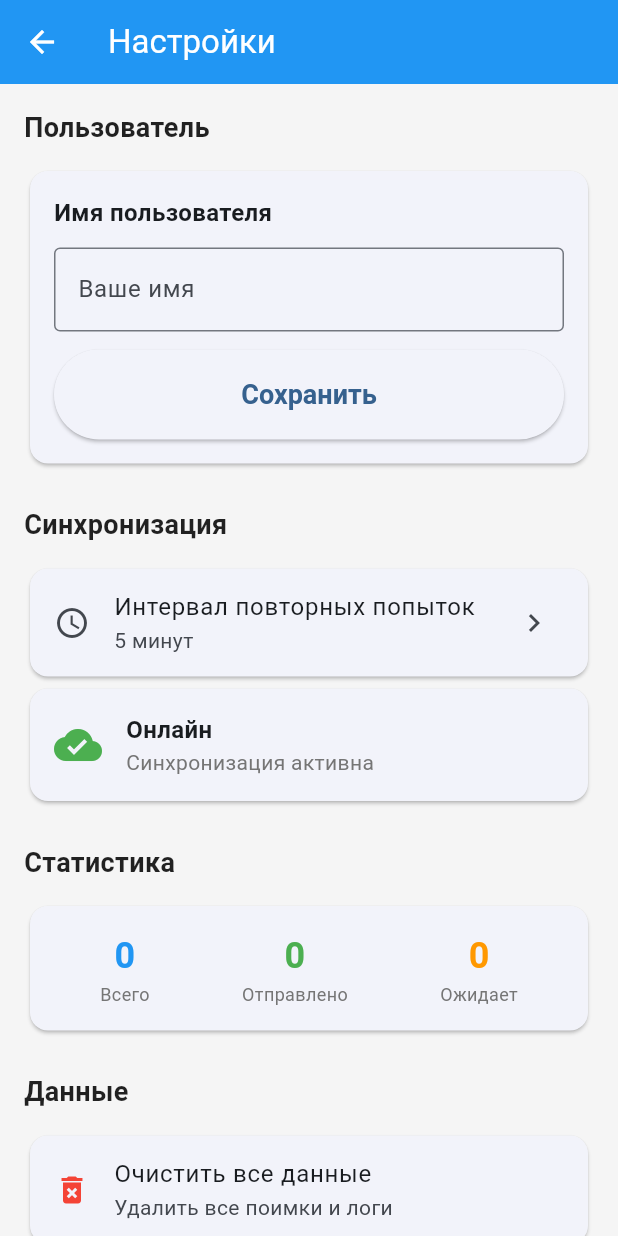
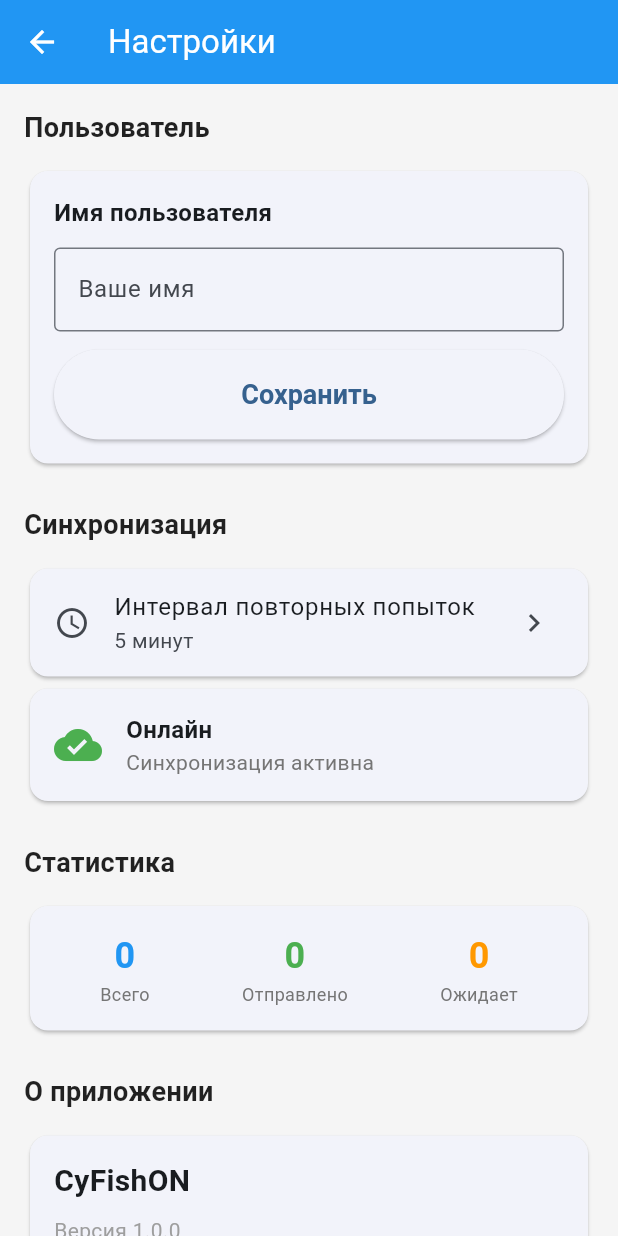
Before and after one commit to kindcasper/cyfishon, a Flutter app: the HomeScreen screen opened directly with empty values, after a tap on the "settings" icon, on a phone screen of 412 x 824 dp. Run offline on Flutter 3.47's test engine with Material 3 defaults, Android fonts, the phone set to English and light mode, and no system bars; our stand-ins replace connectivity_plus, geolocator, permission_handler, shared_preferences, sqflite, yaml; accounts and stored records are empty.

Commit message:
feat: реализованы все запрошенные улучшения UX
✨ Координаты в блоке последних поимок:
- Добавлены полные координаты справа от каждой поимки
- Компактное отображение одна под другой

🗑️ Убрана кнопка удаления истории:
- Удалена секция 'Данные' из настроек
- Оставлены только основные настройки

📈 Автоматическое версионирование:
- Создан VersionUtils для чтения версии из pubspec.yaml
- Скрипт deploy.sh автоматически увеличивает patch версию
- Настройки показывают актуальную версию приложения

👆 Клик по блоку 'Последние поимки':
- Добавлен InkWell с навигацией в историю
- Добавлена стрелка для визуальной индикации

🔄 Подготовка к реактивному обновлению статусов:
- Добавлена зависимость yaml
- Настроена инфраструктура для отслеживания изменений

Следующий шаг: реализация StreamBuilder для автообновления статусов

```diff
--- a/lib/screens/settings_screen.dart
+++ b/lib/screens/settings_screen.dart
@@ -4,6 +4,7 @@ import '../config/app_config.dart';
 import '../services/log_service.dart';
 import '../services/sync_service.dart';
 import '../services/database_service.dart';
+import '../utils/version_utils.dart';
 
 /// Экран настроек
 class SettingsScreen extends StatefulWidget {
@@ -294,16 +295,6 @@ class _SettingsScreenState extends State<SettingsScreen> {
 
             const SizedBox(height: 24),
 
-            // Данные
-            _buildSection(
-              title: 'Данные',
-              children: [
-                _buildDataManagement(),
-              ],
-            ),
-
-            const SizedBox(height: 24),
-
             // О приложении
             _buildSection(
               title: 'О приложении',
@@ -490,21 +481,6 @@ class _SettingsScreenState extends State<SettingsScreen> {
     );
   }
 
-  /// Управление данными
-  Widget _buildDataManagement() {
-    return Card(
-      child: Column(
-        children: [
-          ListTile(
-            leading: const Icon(Icons.delete_forever, color: Colors.red),
-            title: const Text('Очистить все данные'),
-            subtitle: const Text('Удалить все поимки и логи'),
-            onTap: _clearAllData,
-          ),
-        ],
-      ),
-    );
-  }
 
   /// О приложении
   Widget _buildAboutCard() {
@@ -522,12 +498,18 @@ class _SettingsScreenState extends State<SettingsScreen> {
               ),
             ),
             const SizedBox(height: 8),
-            const Text(
-              'Версия 1.0.0',
-              style: TextStyle(
-                fontSize: 14,
-                color: Colors.grey,
-              ),
+            FutureBuilder<String>(
+              future: VersionUtils.getAppVersion(),
+              builder: (context, snapshot) {
+                final version = snapshot.data ?? '1.0.0';
+                return Text(
+                  'Версия $version',
+                  style: const TextStyle(
+                    fontSize: 14,
+                    color: Colors.grey,
+                  ),
+                );
+              },
             ),
             const SizedBox(height: 12),
             const Text(
--- /dev/null
+++ b/lib/utils/version_utils.dart
@@ -0,0 +1,40 @@
+import 'package:flutter/services.dart';
+import 'package:yaml/yaml.dart';
+
+/// Утилиты для работы с версией приложения
+class VersionUtils {
+  static String? _cachedVersion;
+
+  /// Получить версию приложения из pubspec.yaml
+  static Future<String> getAppVersion() async {
+    if (_cachedVersion != null) {
+      return _cachedVersion!;
+    }
+
+    try {
+      // Читаем pubspec.yaml
+      final pubspecString = await rootBundle.loadString('pubspec.yaml');
+      final pubspec = loadYaml(pubspecString);
+
+      // Извлекаем версию
+      final version = pubspec['version'] as String?;
+      if (version != null) {
+        // Убираем build number если есть (например, 1.0.0+1 -> 1.0.0)
+        _cachedVersion = version.split('+').first;
+        return _cachedVersion!;
+      }
+    } catch (e) {
+      // Если не удалось прочитать, возвращаем версию по умолчанию
+      print('Ошибка чтения версии из pubspec.yaml: $e');
+    }
+
+    // Fallback версия
+    _cachedVersion = '1.0.0';
+    return _cachedVersion!;
+  }
+
+  /// Очистить кеш версии (для принудительного обновления)
+  static void clearCache() {
+    _cachedVersion = null;
+  }
+}
--- a/pubspec.yaml
+++ b/pubspec.yaml
@@ -31,6 +31,7 @@ dependencies:
 
   # Утилиты
   intl: ^0.20.2
+  yaml: ^3.1.2
   flutter_localizations:
     sdk: flutter
 
@@ -42,8 +43,9 @@ dev_dependencies:
 flutter:
   uses-material-design: true
 
-  # Для будущих ассетов
-  # assets:
+  # Ассеты
+  assets:
+    - pubspec.yaml
   #   - assets/images/
   #   - assets/icons/
 
```
Also changed, not shown: lib/screens/home_screen.dart (+54 -1 lines), pubspec.lock, 2 other files.
